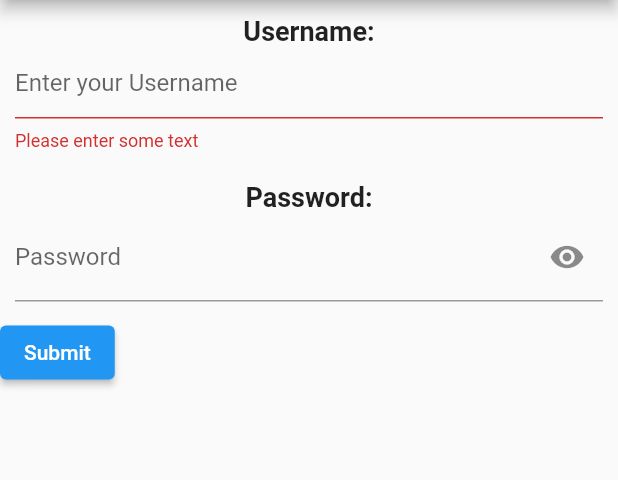
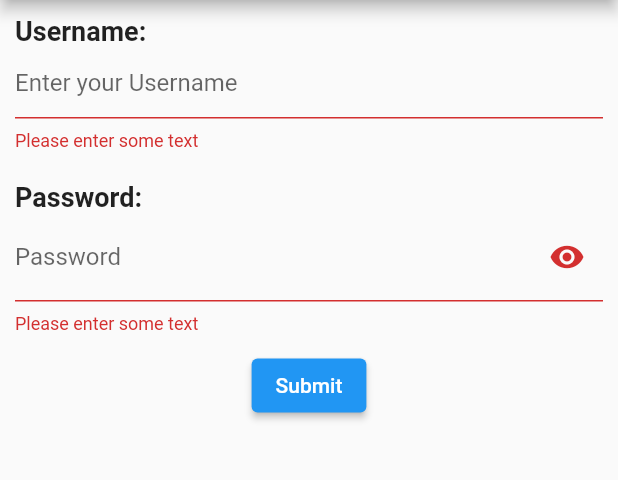
Before and after one commit to NguyenThanhLuan0204/Flutter, a Flutter app: the screen it shows after launch, after a tap on "Submit", on a phone screen of 412 x 824 dp, the part 84-564 px from its top. Run offline on Flutter 3.47's test engine with Material 2 defaults, Android fonts, the phone set to English and light mode, and no system bars.

Commit message:
fix login with incorrect password

```diff
--- a/login/lib/login.dart
+++ b/login/lib/login.dart
@@ -31,19 +31,20 @@ class _MyStatefulWidgetState extends State<MyStatefulWidget> {
   final GlobalKey<FormState> _formKey = GlobalKey<FormState>();
   bool _isObscure = true;
 
-  TextEditingController usernameController = new TextEditingController();
-  TextEditingController passwordController = new TextEditingController();
+  TextEditingController usernameController = TextEditingController();
+  TextEditingController passwordController = TextEditingController();
 
   @override
   Widget build(BuildContext context) {
     return Form(
       key: _formKey,
       child: Column(
-        crossAxisAlignment: CrossAxisAlignment.start,
+        crossAxisAlignment: CrossAxisAlignment.center,
         children: <Widget>[
           Container(
             margin: const EdgeInsets.all(10.0),
             child: Column(
+              crossAxisAlignment: CrossAxisAlignment.start,
               children: [
                 const Text(
                   'Username:',
@@ -70,6 +71,7 @@ class _MyStatefulWidgetState extends State<MyStatefulWidget> {
           Container(
             margin: const EdgeInsets.all(10.0),
             child: Column(
+              crossAxisAlignment: CrossAxisAlignment.start,
               children: [
                 const Text(
                   'Password:',
@@ -78,6 +80,15 @@ class _MyStatefulWidgetState extends State<MyStatefulWidget> {
                 TextFormField(
                   controller: passwordController,
                   obscureText: _isObscure,
+                  validator: (String? value) {
+                    if (value == null || value.isEmpty) {
+                      return 'Please enter some text';
+                    }
+                    if (value != '123456') {
+                      return 'Password is incorrect!';
+                    }
+                    return null;
+                  },
                   decoration: InputDecoration(
                       labelText: 'Password',
                       // this button is used to toggle the password visibility
```
Also changed, not shown: login/lib/main.dart (+8 -14 lines), 1 other file.
